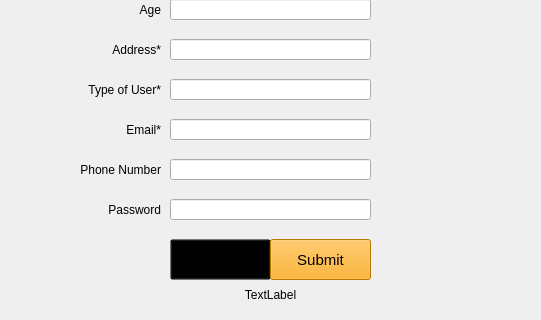
The window that King_Project/signupform.ui (greg-maceachern12/MicroManage) describes before a commit, drawn with Qt 5; both pictures show x 160 to 701 and y 251 to 571 of the 834 by 571 pixel window.
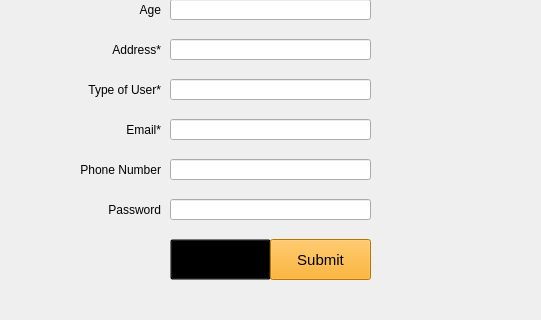
The same window after the commit.

Commit message: signup writing to DB

The edit to the form file:
```diff
--- a/King_Project/signupform.ui
+++ b/King_Project/signupform.ui
@@ -198,7 +198,7 @@
     </rect>
    </property>
    <property name="text">
-    <string>TextLabel</string>
+    <string/>
    </property>
    <property name="alignment">
     <set>Qt::AlignCenter</set>
```
The commit also changes 2 other files.
